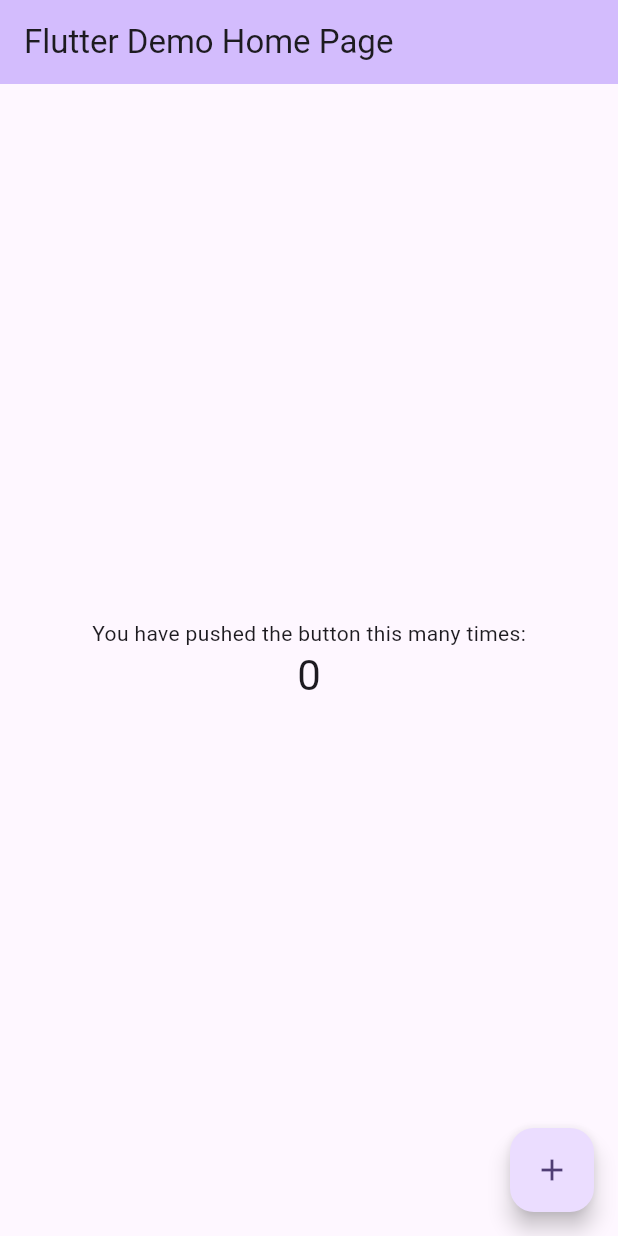
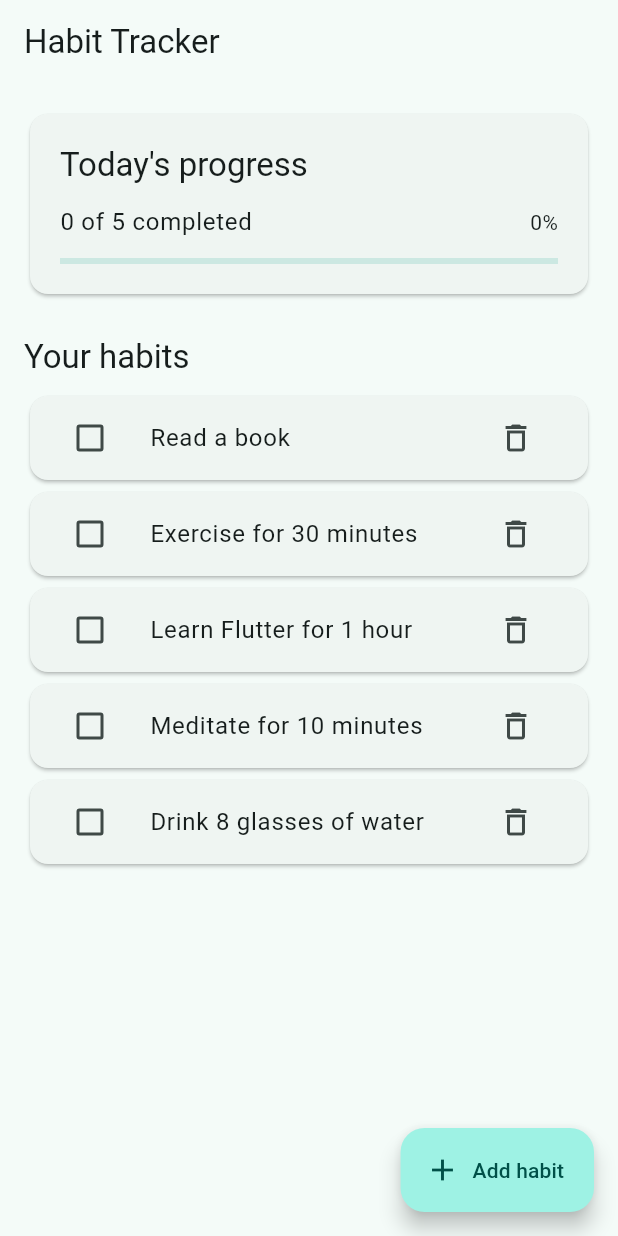
Before and after one commit to linhlq58/fast-track-flutter-fpt, a Flutter app: the screen it shows after launch, on a phone screen of 412 x 824 dp. Run offline on Flutter 3.47's test engine with Material 3 defaults, Android fonts, the phone set to English and light mode, and no system bars; our stand-ins replace equatable, flutter_bloc.

Commit message:
Commit Assignment 07: BloC Practice

```diff
--- /dev/null
+++ b/lib/bloc/habit_bloc.dart
@@ -0,0 +1,59 @@
+import 'package:flutter_bloc/flutter_bloc.dart';
+
+import '../models/habit.dart';
+import 'habit_event.dart';
+import 'habit_state.dart';
+
+class HabitBloc extends Bloc<HabitEvent, HabitState> {
+  HabitBloc()
+      : super(
+          const HabitState(
+            habits: [
+              Habit(id: '1', title: 'Read a book'),
+              Habit(id: '2', title: 'Exercise for 30 minutes'),
+              Habit(id: '3', title: 'Learn Flutter for 1 hour'),
+              Habit(id: '4', title: 'Meditate for 10 minutes'),
+              Habit(id: '5', title: 'Drink 8 glasses of water'),
+            ],
+          ),
+        ) {
+    on<HabitAdded>(_onHabitAdded);
+    on<HabitToggled>(_onHabitToggled);
+    on<HabitRemoved>(_onHabitRemoved);
+  }
+
+  void _onHabitAdded(HabitAdded event, Emitter<HabitState> emit) {
+    final title = event.title.trim();
+    if (title.isEmpty) return;
+
+    final habit = Habit(
+      id: DateTime.now().microsecondsSinceEpoch.toString(),
+      title: title,
+    );
+
+    emit(HabitState(habits: List.unmodifiable([...state.habits, habit])));
+  }
+
+  void _onHabitToggled(HabitToggled event, Emitter<HabitState> emit) {
+    final exists = state.habits.any((habit) => habit.id == event.id);
+    if (!exists) return;
+
+    final updatedHabits = state.habits.map((habit) {
+      if (habit.id == event.id) {
+        return habit.copyWith(isCompleted: !habit.isCompleted);
+      }
+      return habit;
+    }).toList(growable: false);
+
+    emit(HabitState(habits: List.unmodifiable(updatedHabits)));
+  }
+
+  void _onHabitRemoved(HabitRemoved event, Emitter<HabitState> emit) {
+    final updatedHabits = state.habits
+        .where((habit) => habit.id != event.id)
+        .toList(growable: false);
+
+    if (updatedHabits.length == state.habits.length) return;
+    emit(HabitState(habits: List.unmodifiable(updatedHabits)));
+  }
+}
--- /dev/null
+++ b/lib/bloc/habit_event.dart
@@ -0,0 +1,35 @@
+import 'package:equatable/equatable.dart';
+
+abstract class HabitEvent extends Equatable {
+  const HabitEvent();
+
+  @override
+  List<Object?> get props => [];
+}
+
+class HabitAdded extends HabitEvent {
+  final String title;
+
+  const HabitAdded(this.title);
+
+  @override
+  List<Object?> get props => [title];
+}
+
+class HabitToggled extends HabitEvent {
+  final String id;
+
+  const HabitToggled(this.id);
+
+  @override
+  List<Object?> get props => [id];
+}
+
+class HabitRemoved extends HabitEvent {
+  final String id;
+
+  const HabitRemoved(this.id);
+
+  @override
+  List<Object?> get props => [id];
+}
--- /dev/null
+++ b/lib/bloc/habit_state.dart
@@ -0,0 +1,19 @@
+import 'package:equatable/equatable.dart';
+
+import '../models/habit.dart';
+
+class HabitState extends Equatable {
+  final List<Habit> habits;
+
+  const HabitState({this.habits = const []});
+
+  int get totalCount => habits.length;
+
+  int get completedCount => habits.where((habit) => habit.isCompleted).length;
+
+  double get progress =>
+      totalCount == 0 ? 0 : completedCount / totalCount;
+
+  @override
+  List<Object?> get props => [habits];
+}
--- a/lib/main.dart
+++ b/lib/main.dart
@@ -1,122 +1,31 @@
 import 'package:flutter/material.dart';
+import 'package:flutter_bloc/flutter_bloc.dart';
+
+import 'bloc/habit_bloc.dart';
+import 'screens/home_screen.dart';
 
 void main() {
-  runApp(const MyApp());
+  runApp(
+    BlocProvider(
+      create: (_) => HabitBloc(),
+      child: const HabitTrackerApp(),
+    ),
+  );
 }
 
-class MyApp extends StatelessWidget {
-  const MyApp({super.key});
+class HabitTrackerApp extends StatelessWidget {
+  const HabitTrackerApp({super.key});
 
-  // This widget is the root of your application.
   @override
   Widget build(BuildContext context) {
     return MaterialApp(
-      title: 'Flutter Demo',
+      debugShowCheckedModeBanner: false,
+      title: 'Habit Tracker',
       theme: ThemeData(
-        // This is the theme of your application.
-        //
-        // TRY THIS: Try running your application with "flutter run". You'll see
-        // the application has a purple toolbar. Then, without quitting the app,
-        // try changing the seedColor in the colorScheme below to Colors.green
-        // and then invoke "hot reload" (save your changes or press the "hot
-        // reload" button in a Flutter-supported IDE, or press "r" if you used
-        // the command line to start the app).
-        //
-        // Notice that the counter didn't reset back to zero; the application
-        // state is not lost during the reload. To reset the state, use hot
-        // restart instead.
-        //
-        // This works for code too, not just values: Most code changes can be
-        // tested with just a hot reload.
-        colorScheme: ColorScheme.fromSeed(seedColor: Colors.deepPurple),
+        useMaterial3: true,
+        colorScheme: ColorScheme.fromSeed(seedColor: Colors.teal),
       ),
-      home: const MyHomePage(title: 'Flutter Demo Home Page'),
+      home: const HomeScreen(),
     );
   }
 }
-
-class MyHomePage extends StatefulWidget {
-  const MyHomePage({super.key, required this.title});
-
-  // This widget is the home page of your application. It is stateful, meaning
-  // that it has a State object (defined below) that contains fields that affect
-  // how it looks.
-
-  // This class is the configuration for the state. It holds the values (in this
-  // case the title) provided by the parent (in this case the App widget) and
-  // used by the build method of the State. Fields in a Widget subclass are
-  // always marked "final".
-
-  final String title;
-
-  @override
-  State<MyHomePage> createState() => _MyHomePageState();
-}
-
-class _MyHomePageState extends State<MyHomePage> {
-  int _counter = 0;
-
-  void _incrementCounter() {
-    setState(() {
-      // This call to setState tells the Flutter framework that something has
-      // changed in this State, which causes it to rerun the build method below
-      // so that the display can reflect the updated values. If we changed
-      // _counter without calling setState(), then the build method would not be
-      // called again, and so nothing would appear to happen.
-      _counter++;
-    });
-  }
-
-  @override
-  Widget build(BuildContext context) {
-    // This method is rerun every time setState is called, for instance as done
-    // by the _incrementCounter method above.
-    //
-    // The Flutter framework has been optimized to make rerunning build methods
-    // fast, so that you can just rebuild anything that needs updating rather
-    // than having to individually change instances of widgets.
-    return Scaffold(
-      appBar: AppBar(
-        // TRY THIS: Try changing the color here to a specific color (to
-        // Colors.amber, perhaps?) and trigger a hot reload to see the AppBar
-        // change color while the other colors stay the same.
-        backgroundColor: Theme.of(context).colorScheme.inversePrimary,
-        // Here we take the value from the MyHomePage object that was created by
-        // the App.build method, and use it to set our appbar title.
-        title: Text(widget.title),
-      ),
-      body: Center(
-        // Center is a layout widget. It takes a single child and positions it
-        // in the middle of the parent.
-        child: Column(
-          // Column is also a layout widget. It takes a list of children and
-          // arranges them vertically. By default, it sizes itself to fit its
-          // children horizontally, and tries to be as tall as its parent.
-          //
-          // Column has various properties to control how it sizes itself and
-          // how it positions its children. Here we use mainAxisAlignment to
-          // center the children vertically; the main axis here is the vertical
-          // axis because Columns are vertical (the cross axis would be
-          // horizontal).
-          //
-          // TRY THIS: Invoke "debug painting" (choose the "Toggle Debug Paint"
-          // action in the IDE, or press "p" in the console), to see the
-          // wireframe for each widget.
-          mainAxisAlignment: MainAxisAlignment.center,
-          children: <Widget>[
-            const Text('You have pushed the button this many times:'),
-            Text(
-              '$_counter',
-              style: Theme.of(context).textTheme.headlineMedium,
-            ),
-          ],
-        ),
-      ),
-      floatingActionButton: FloatingActionButton(
-        onPressed: _incrementCounter,
-        tooltip: 'Increment',
-        child: const Icon(Icons.add),
-      ), // This trailing comma makes auto-formatting nicer for build methods.
-    );
-  }
-}
--- /dev/null
+++ b/lib/models/habit.dart
@@ -0,0 +1,24 @@
+import 'package:equatable/equatable.dart';
+
+class Habit extends Equatable {
+  final String id;
+  final String title;
+  final bool isCompleted;
+
+  const Habit({
+    required this.id,
+    required this.title,
+    this.isCompleted = false,
+  });
+
+  Habit copyWith({String? title, bool? isCompleted}) {
+    return Habit(
+      id: id,
+      title: title ?? this.title,
+      isCompleted: isCompleted ?? this.isCompleted,
+    );
+  }
+
+  @override
+  List<Object?> get props => [id, title, isCompleted];
+}
--- /dev/null
+++ b/lib/screens/home_screen.dart
@@ -0,0 +1,84 @@
+import 'package:flutter/material.dart';
+import 'package:flutter_bloc/flutter_bloc.dart';
+
+import '../bloc/habit_bloc.dart';
+import '../bloc/habit_event.dart';
+import '../bloc/habit_state.dart';
+import '../widgets/add_habit_dialog.dart';
+import '../widgets/habit_summary_card.dart';
+import '../widgets/habit_tile.dart';
+
+class HomeScreen extends StatelessWidget {
+  const HomeScreen({super.key});
+
+  Future<void> _showAddHabitDialog(BuildContext context) {
+    return showDialog<void>(
+      context: context,
+      builder: (_) => AddHabitDialog(
+        onAdd: (title) {
+          context.read<HabitBloc>().add(HabitAdded(title));
+        },
+      ),
+    );
+  }
+
+  @override
+  Widget build(BuildContext context) {
+    return Scaffold(
+      appBar: AppBar(
+        title: const Text('Habit Tracker'),
+        centerTitle: false,
+      ),
+      body: ListView(
+        padding: const EdgeInsets.all(16),
+        children: [
+          const HabitSummaryCard(),
+          const SizedBox(height: 24),
+          Text('Your habits', style: Theme.of(context).textTheme.titleLarge),
+          const SizedBox(height: 8),
+          const _HabitList(),
+        ],
+      ),
+      floatingActionButton: FloatingActionButton.extended(
+        onPressed: () => _showAddHabitDialog(context),
+        icon: const Icon(Icons.add),
+        label: const Text('Add habit'),
+      ),
+    );
+  }
+}
+
+class _HabitList extends StatelessWidget {
+  const _HabitList();
+
+  @override
+  Widget build(BuildContext context) {
+    return BlocBuilder<HabitBloc, HabitState>(
+      buildWhen: (previous, current) => previous.habits != current.habits,
+      builder: (context, state) {
+        if (state.habits.isEmpty) {
+          return const Padding(
+            padding: EdgeInsets.symmetric(vertical: 32),
+            child: Center(child: Text('No habits yet. Add your first habit!')),
+          );
+        }
+
+        return Column(
+          children: [
+            for (final habit in state.habits)
+              HabitTile(
+                key: ValueKey(habit.id),
+                habit: habit,
+                onToggle: () => context
+                    .read<HabitBloc>()
+                    .add(HabitToggled(habit.id)),
+                onRemove: () => context
+                    .read<HabitBloc>()
+                    .add(HabitRemoved(habit.id)),
+              ),
+          ],
+        );
+      },
+    );
+  }
+}
--- /dev/null
+++ b/lib/widgets/add_habit_dialog.dart
@@ -0,0 +1,59 @@
+import 'package:flutter/material.dart';
+
+class AddHabitDialog extends StatefulWidget {
+  final ValueChanged<String> onAdd;
+
+  const AddHabitDialog({
+    super.key,
+    required this.onAdd,
+  });
+
+  @override
+  State<AddHabitDialog> createState() => _AddHabitDialogState();
+}
+
+class _AddHabitDialogState extends State<AddHabitDialog> {
+  final _controller = TextEditingController();
+
+  @override
+  void dispose() {
+    _controller.dispose();
+    super.dispose();
+  }
+
+  void _submit() {
+    final title = _controller.text.trim();
+    if (title.isEmpty) return;
+
+    widget.onAdd(title);
+    Navigator.of(context).pop();
+  }
+
+  @override
+  Widget build(BuildContext context) {
+    return AlertDialog(
+      title: const Text('Add a habit'),
+      content: TextField(
+        controller: _controller,
+        autofocus: true,
+        textCapitalization: TextCapitalization.sentences,
+        decoration: const InputDecoration(
+          labelText: 'Habit name',
+          hintText: 'e.g. Read for 20 minutes',
+          border: OutlineInputBorder(),
+        ),
+        onSubmitted: (_) => _submit(),
+      ),
+      actions: [
+        TextButton(
+          onPressed: () => Navigator.of(context).pop(),
+          child: const Text('Cancel'),
+        ),
+        FilledButton(
+          onPressed: _submit,
+          child: const Text('Add'),
+        ),
+      ],
+    );
+  }
+}
--- /dev/null
+++ b/lib/widgets/habit_summary_card.dart
@@ -0,0 +1,51 @@
+import 'package:flutter/material.dart';
+import 'package:flutter_bloc/flutter_bloc.dart';
+
+import '../bloc/habit_bloc.dart';
+import '../bloc/habit_state.dart';
+
+class HabitSummaryCard extends StatelessWidget {
+  const HabitSummaryCard({super.key});
+
+  @override
+  Widget build(BuildContext context) {
+    return BlocSelector<HabitBloc, HabitState, (int, int, double)>(
+      selector: (state) => (
+        state.completedCount,
+        state.totalCount,
+        state.progress,
+      ),
+      builder: (context, summary) {
+        final (completedCount, totalCount, progress) = summary;
+
+        return Card(
+          child: Padding(
+            padding: const EdgeInsets.all(20),
+            child: Column(
+              crossAxisAlignment: CrossAxisAlignment.start,
+              children: [
+                Text(
+                  "Today's progress",
+                  style: Theme.of(context).textTheme.titleLarge,
+                ),
+                const SizedBox(height: 12),
+                Row(
+                  children: [
+                    Text(
+                      '$completedCount of $totalCount completed',
+                      style: Theme.of(context).textTheme.bodyLarge,
+                    ),
+                    const Spacer(),
+                    Text('${(progress * 100).round()}%'),
+                  ],
+                ),
+                const SizedBox(height: 12),
+                LinearProgressIndicator(value: progress),
+              ],
+            ),
+          ),
+        );
+      },
+    );
+  }
+}
--- /dev/null
+++ b/lib/widgets/habit_tile.dart
@@ -0,0 +1,41 @@
+import 'package:flutter/material.dart';
+
+import '../models/habit.dart';
+
+class HabitTile extends StatelessWidget {
+  final Habit habit;
+  final VoidCallback onToggle;
+  final VoidCallback onRemove;
+
+  const HabitTile({
+    super.key,
+    required this.habit,
+    required this.onToggle,
+    required this.onRemove,
+  });
+
+  @override
+  Widget build(BuildContext context) {
+    return Card(
+      child: ListTile(
+        leading: Checkbox(
+          value: habit.isCompleted,
+          onChanged: (_) => onToggle(),
+        ),
+        title: Text(
+          habit.title,
+          style: TextStyle(
+            decoration: habit.isCompleted
+                ? TextDecoration.lineThrough
+                : TextDecoration.none,
+          ),
+        ),
+        trailing: IconButton(
+          tooltip: 'Remove habit',
+          onPressed: onRemove,
+          icon: const Icon(Icons.delete_outline),
+        ),
+      ),
+    );
+  }
+}
--- a/pubspec.yaml
+++ b/pubspec.yaml
@@ -34,6 +34,9 @@ dependencies:
   # The following adds the Cupertino Icons font to your application.
   # Use with the CupertinoIcons class for iOS style icons.
   cupertino_icons: ^1.0.8
+  flutter_bloc: ^9.1.1
+  equatable: ^3.0.0
+  bloc_concurrency: ^0.3.0
 
 dev_dependencies:
   flutter_test:
```
Also changed, not shown: pubspec.lock, 3 other files.
